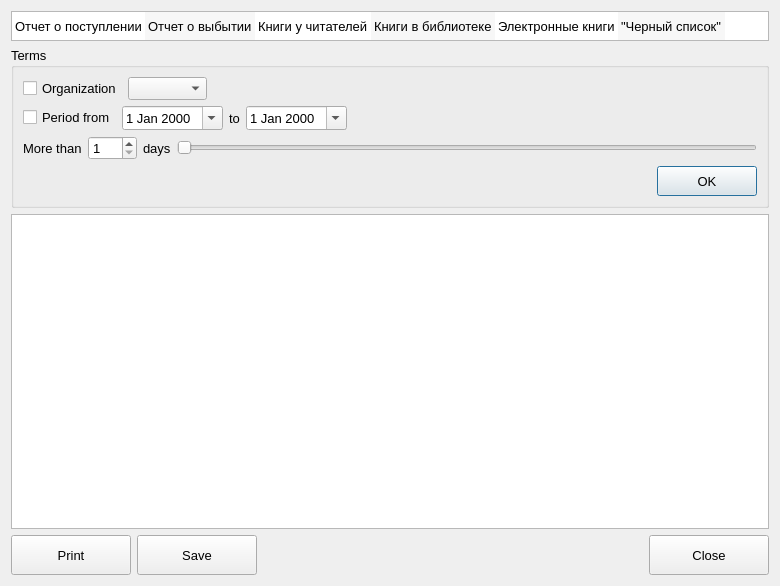
The window that librarian/reports.ui (Skyrim78/Librarian) describes before a commit, drawn with Qt 5.
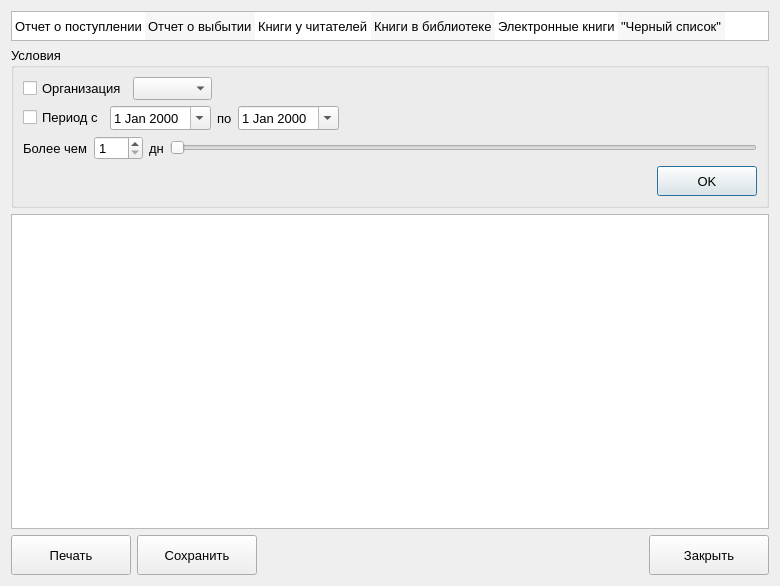
The same window after the commit.

Commit message:
print and save reports and search results
Все переведено на русский.
Результаты поиска и отчеты можно печатать и сохранять в html.

```diff
--- a/librarian/reports.ui
+++ b/librarian/reports.ui
@@ -91,7 +91,7 @@
         </size>
        </property>
        <property name="title">
-        <string>Terms</string>
+        <string>Условия</string>
        </property>
        <layout class="QGridLayout" name="gridLayout">
         <item row="0" column="0">
@@ -101,7 +101,7 @@
             <item>
              <widget class="QCheckBox" name="checkBox_org">
               <property name="text">
-               <string>Organization</string>
+               <string>Организация</string>
               </property>
              </widget>
             </item>
@@ -128,7 +128,7 @@
             <item>
              <widget class="QCheckBox" name="checkBox_period">
               <property name="text">
-               <string>Period from</string>
+               <string>Период с</string>
               </property>
              </widget>
             </item>
@@ -142,7 +142,7 @@
             <item>
              <widget class="QLabel" name="label_2">
               <property name="text">
-               <string>to</string>
+               <string>по</string>
               </property>
              </widget>
             </item>
@@ -173,7 +173,7 @@
             <item>
              <widget class="QLabel" name="label_3">
               <property name="text">
-               <string>More than</string>
+               <string>Более чем</string>
               </property>
              </widget>
             </item>
@@ -190,7 +190,7 @@
             <item>
              <widget class="QLabel" name="label_4">
               <property name="text">
-               <string>days</string>
+               <string>дн</string>
               </property>
              </widget>
             </item>
@@ -298,7 +298,7 @@
           </size>
          </property>
          <property name="text">
-          <string>Print</string>
+          <string>Печать</string>
          </property>
         </widget>
        </item>
@@ -317,7 +317,7 @@
           </size>
          </property>
          <property name="text">
-          <string>Save</string>
+          <string>Сохранить</string>
          </property>
         </widget>
        </item>
@@ -349,7 +349,7 @@
           </size>
          </property>
          <property name="text">
-          <string>Close</string>
+          <string>Закрыть</string>
          </property>
         </widget>
        </item>
```
Left out of the diff: 2 changed lines with no effect on the pictures. The commit also changes 22 other files.
